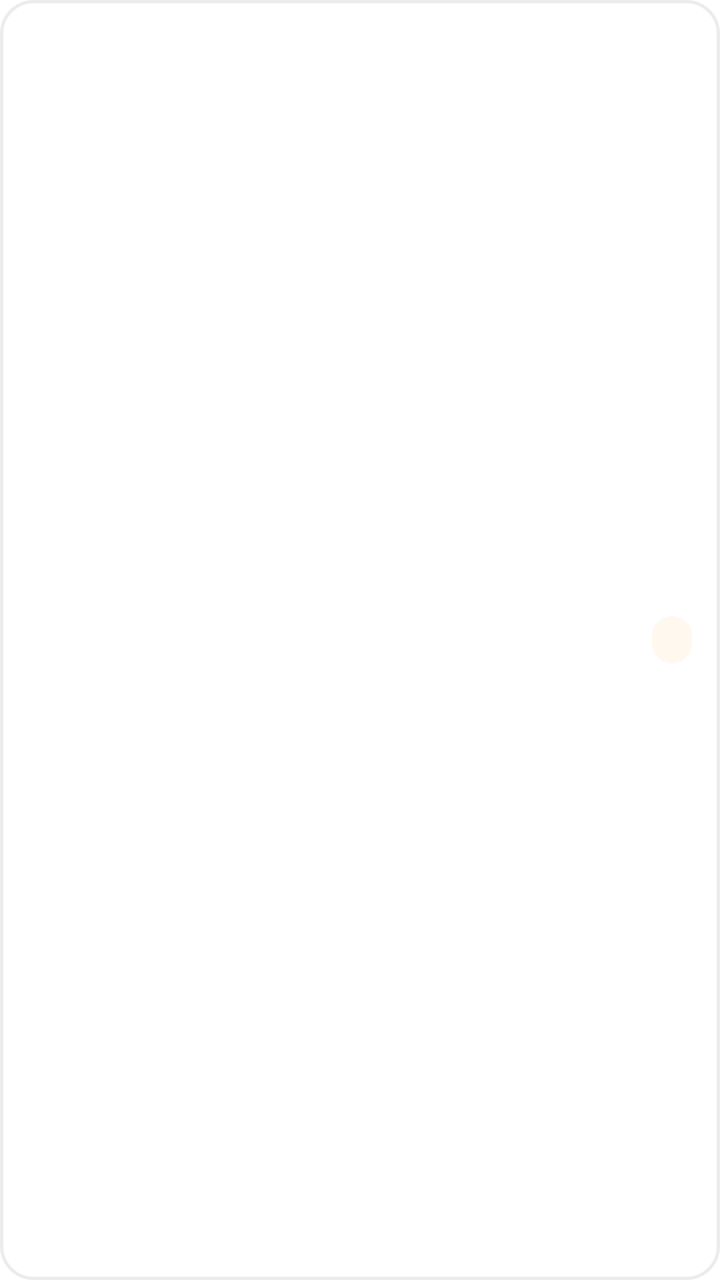
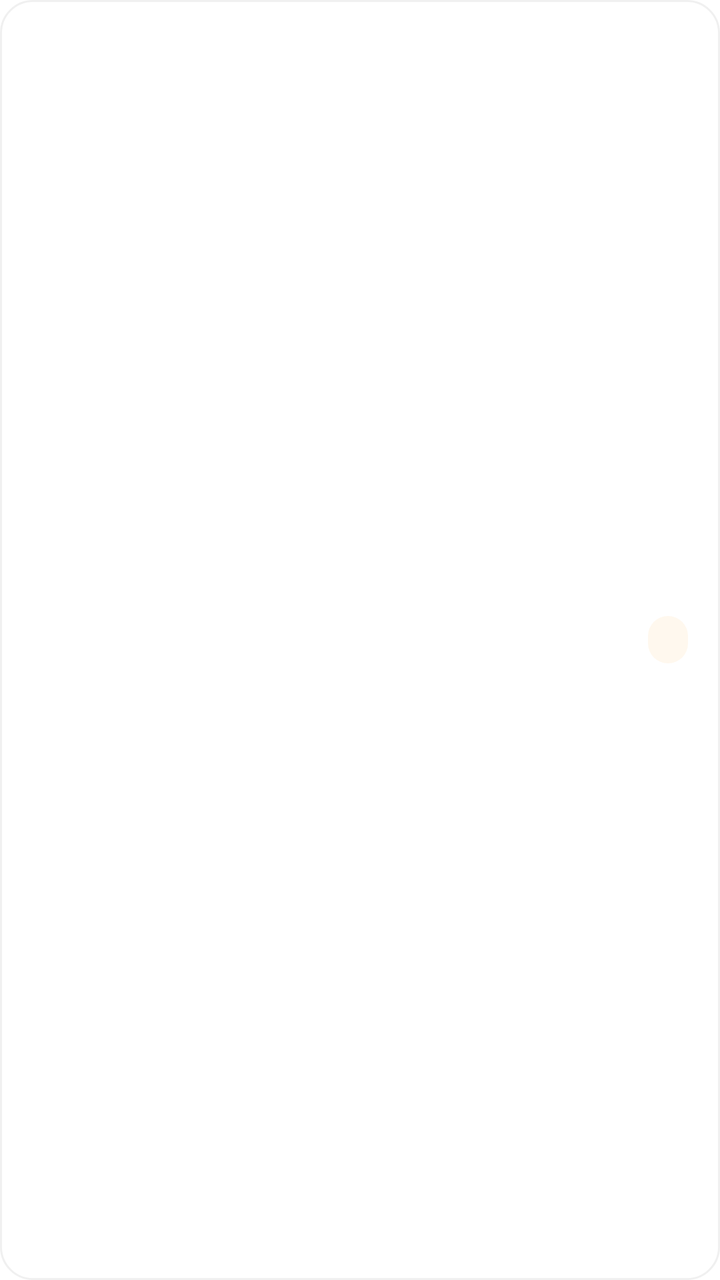

Compare the two renders of this Android layout. The source of the first and the diff that turns it into the second are given below.
<!-- AndroidManifest.xml: application theme Theme.PTManagerEmployee -->
<!-- res/layout/item_swap.xml -->
<?xml version="1.0" encoding="utf-8"?>
<LinearLayout xmlns:android="http://schemas.android.com/apk/res/android"
    android:layout_width="match_parent"
    android:layout_height="wrap_content"
    android:layout_marginTop="10dp"
    android:orientation="horizontal"
    android:gravity="center_vertical"
    android:background="@drawable/bg_card"
    android:padding="14dp"
    android:foreground="?attr/selectableItemBackground">

    <LinearLayout
        android:layout_width="0dp"
        android:layout_height="wrap_content"
        android:layout_weight="1"
        android:orientation="vertical">

        <TextView
            android:id="@+id/tv_title"
            android:layout_width="wrap_content"
            android:layout_height="wrap_content"
            android:text=""
            android:textColor="@color/text_primary"
            android:textSize="14sp"
            android:textStyle="bold" />

        <TextView
            android:id="@+id/tv_sub"
            android:layout_width="wrap_content"
            android:layout_height="wrap_content"
            android:layout_marginTop="3dp"
            android:text=""
            android:textColor="@color/text_tertiary"
            android:textSize="11sp" />
    </LinearLayout>

    <TextView
        android:id="@+id/tv_badge"
        android:layout_width="wrap_content"
        android:layout_height="wrap_content"
        android:layout_marginStart="8dp"
        android:background="@drawable/bg_badge_pending"
        android:text=""
        android:textColor="@color/white"
        android:textSize="10sp"
        android:textStyle="bold"
        android:paddingHorizontal="10dp"
        android:paddingVertical="5dp" />
</LinearLayout>
<!-- resources referenced by this layout -->
<resources>
  <color name="text_primary">#222222</color>
  <color name="text_tertiary">#999999</color>
  <color name="white">#FFFFFFFF</color>
  <!-- drawable bg_badge_pending (drawable) -->
  <?xml version="1.0" encoding="utf-8"?>
  <shape xmlns:android="http://schemas.android.com/apk/res/android" android:shape="rectangle">
      <solid android:color="@color/warn_bg" />
      <corners android:radius="999dp" />
  </shape>
  <!-- drawable bg_card (drawable) -->
  <?xml version="1.0" encoding="utf-8"?>
  <shape xmlns:android="http://schemas.android.com/apk/res/android" android:shape="rectangle">
      <solid android:color="@color/white" />
      <corners android:radius="16dp" />
      <stroke android:width="1.5dp" android:color="@color/border" />
  </shape>
  <style name="Theme.PTManagerEmployee" parent="Base.Theme.PTManagerEmployee" />
  <color name="warn_bg">#FFF8EE</color>
  <color name="border">#ECECEC</color>
  <style name="Base.Theme.PTManagerEmployee" parent="Theme.Material3.Light.NoActionBar">
          <item name="colorPrimary">@color/brand_blue</item>
          <item name="colorOnPrimary">@color/white</item>
          
          <item name="colorSecondaryContainer">@color/brand_blue_chip</item>
          <item name="colorOnSecondaryContainer">@color/brand_blue</item>
          <item name="colorSurface">@color/white</item>
          <item name="colorOnSurface">@color/text_primary</item>
          <item name="android:colorBackground">@color/white</item>
          <item name="android:statusBarColor">@color/white</item>
          <item name="android:navigationBarColor">@color/white</item>
          <item name="android:windowLightStatusBar">true</item>
          <item name="android:windowLightNavigationBar" tools:targetApi="o_mr1">true</item>
      </style>
  <color name="brand_blue">#3182F6</color>
  <color name="brand_blue_chip">#DBE7FF</color>
</resources>

<!-- the commit's change to res/layout/item_swap.xml (unified diff, before → after) -->
@@ -1,13 +1,15 @@
 <?xml version="1.0" encoding="utf-8"?>
 <LinearLayout xmlns:android="http://schemas.android.com/apk/res/android"
+    xmlns:tools="http://schemas.android.com/tools"
     android:layout_width="match_parent"
     android:layout_height="wrap_content"
     android:layout_marginTop="10dp"
+    android:background="@drawable/bg_home_news_card"
+    android:foreground="?attr/selectableItemBackground"
+    android:gravity="center_vertical"
     android:orientation="horizontal"
-    android:gravity="center_vertical"
-    android:background="@drawable/bg_card"
-    android:padding="14dp"
-    android:foreground="?attr/selectableItemBackground">
+    android:padding="16dp"
+    tools:ignore="HardcodedText">
 
     <LinearLayout
         android:layout_width="0dp"
@@ -21,17 +23,17 @@
             android:layout_height="wrap_content"
             android:text=""
             android:textColor="@color/text_primary"
-            android:textSize="14sp"
+            android:textSize="15sp"
             android:textStyle="bold" />
 
         <TextView
             android:id="@+id/tv_sub"
             android:layout_width="wrap_content"
             android:layout_height="wrap_content"
-            android:layout_marginTop="3dp"
+            android:layout_marginTop="5dp"
             android:text=""
             android:textColor="@color/text_tertiary"
-            android:textSize="11sp" />
+            android:textSize="12sp" />
     </LinearLayout>
 
     <TextView
@@ -40,10 +42,10 @@
         android:layout_height="wrap_content"
         android:layout_marginStart="8dp"
         android:background="@drawable/bg_badge_pending"
+        android:paddingHorizontal="10dp"
+        android:paddingVertical="5dp"
         android:text=""
         android:textColor="@color/white"
         android:textSize="10sp"
-        android:textStyle="bold"
-        android:paddingHorizontal="10dp"
-        android:paddingVertical="5dp" />
+        android:textStyle="bold" />
 </LinearLayout>
<!-- resource entries referenced after the edit -->
@@ -9,16 +9,16 @@
       <solid android:color="@color/warn_bg" />
       <corners android:radius="999dp" />
   </shape>
-  <!-- drawable bg_card (drawable) -->
+  <!-- drawable bg_home_news_card (drawable) -->
   <?xml version="1.0" encoding="utf-8"?>
   <shape xmlns:android="http://schemas.android.com/apk/res/android" android:shape="rectangle">
       <solid android:color="@color/white" />
       <corners android:radius="16dp" />
-      <stroke android:width="1.5dp" android:color="@color/border" />
+      <stroke android:width="1dp" android:color="@color/border_light" />
   </shape>
   <style name="Theme.PTManagerEmployee" parent="Base.Theme.PTManagerEmployee" />
   <color name="warn_bg">#FFF8EE</color>
-  <color name="border">#ECECEC</color>
+  <color name="border_light">#F0F0F0</color>
   <style name="Base.Theme.PTManagerEmployee" parent="Theme.Material3.Light.NoActionBar">
           <item name="colorPrimary">@color/brand_blue</item>
           <item name="colorOnPrimary">@color/white</item>
